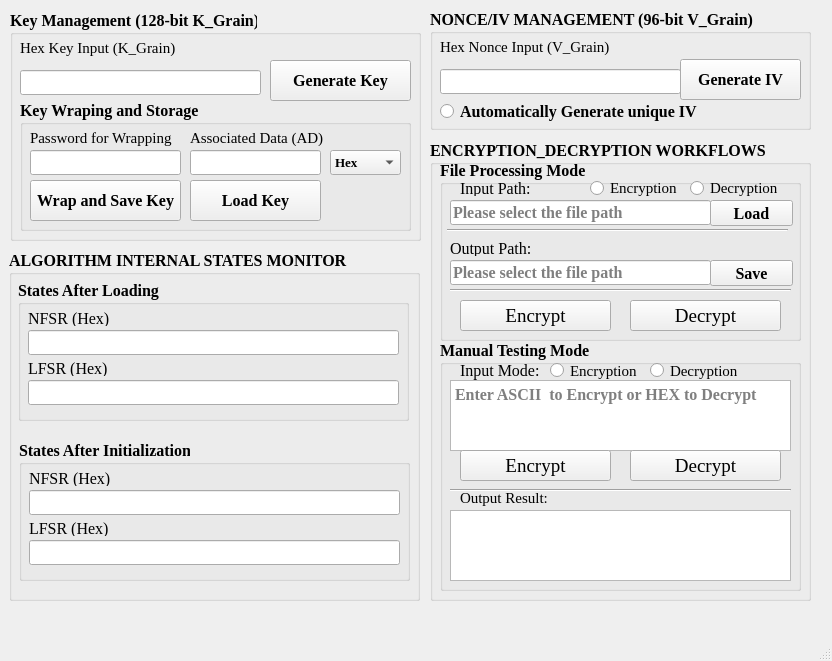
Before: the Qt Designer form grain_gui.ui in chenguan0613/Grain_128AEAD, drawn with Qt 5.
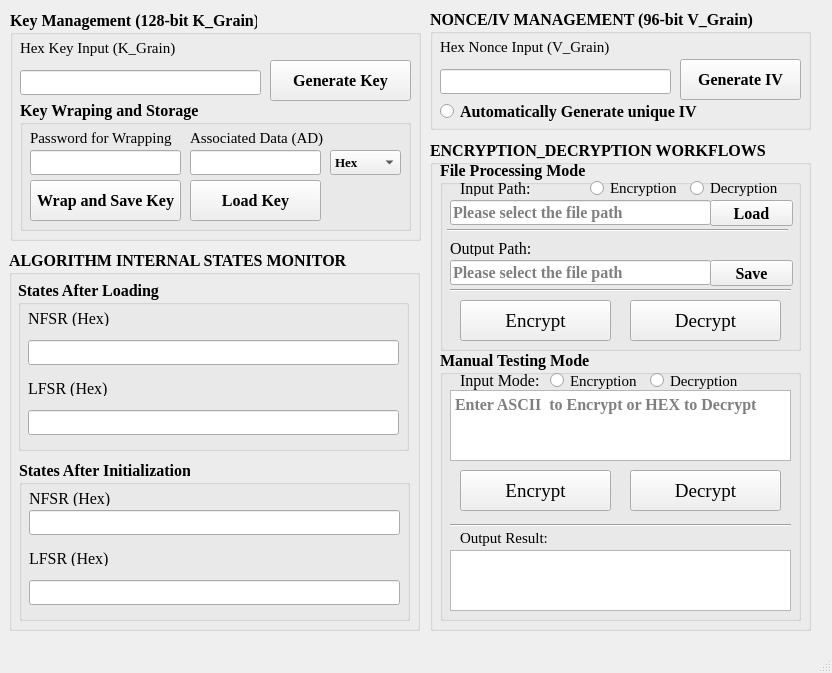
After: the same form once the commit is applied.

Patch:
```diff
--- a/grain_gui.ui
+++ b/grain_gui.ui
@@ -7,7 +7,7 @@
     <x>0</x>
     <y>0</y>
     <width>832</width>
-    <height>661</height>
+    <height>673</height>
    </rect>
   </property>
   <property name="windowTitle">
@@ -245,7 +245,7 @@
       <x>9</x>
       <y>250</y>
       <width>411</width>
-      <height>351</height>
+      <height>381</height>
      </rect>
     </property>
     <property name="font">
@@ -264,7 +264,7 @@
        <x>9</x>
        <y>30</y>
        <width>391</width>
-       <height>141</height>
+       <height>171</height>
       </rect>
      </property>
      <property name="title">
@@ -274,7 +274,7 @@
       <property name="geometry">
        <rect>
         <x>10</x>
-        <y>80</y>
+        <y>100</y>
         <width>91</width>
         <height>16</height>
        </rect>
@@ -295,7 +295,7 @@
       <property name="geometry">
        <rect>
         <x>10</x>
-        <y>100</y>
+        <y>130</y>
         <width>371</width>
         <height>25</height>
        </rect>
@@ -326,7 +326,7 @@
       <property name="geometry">
        <rect>
         <x>10</x>
-        <y>50</y>
+        <y>60</y>
         <width>371</width>
         <height>25</height>
        </rect>
@@ -337,9 +337,9 @@
      <property name="geometry">
       <rect>
        <x>10</x>
-       <y>190</y>
+       <y>210</y>
        <width>391</width>
-       <height>141</height>
+       <height>161</height>
       </rect>
      </property>
      <property name="title">
@@ -349,7 +349,7 @@
       <property name="geometry">
        <rect>
         <x>10</x>
-        <y>80</y>
+        <y>90</y>
         <width>91</width>
         <height>16</height>
        </rect>
@@ -370,7 +370,7 @@
       <property name="geometry">
        <rect>
         <x>10</x>
-        <y>100</y>
+        <y>120</y>
         <width>371</width>
         <height>25</height>
        </rect>
@@ -415,7 +415,7 @@
       <x>430</x>
       <y>140</y>
       <width>381</width>
-      <height>461</height>
+      <height>491</height>
      </rect>
     </property>
     <property name="font">
@@ -434,7 +434,7 @@
        <x>10</x>
        <y>20</y>
        <width>361</width>
-       <height>181</height>
+       <height>191</height>
       </rect>
      </property>
      <property name="title">
@@ -620,7 +620,7 @@
         <x>20</x>
         <y>140</y>
         <width>151</width>
-        <height>31</height>
+        <height>41</height>
        </rect>
       </property>
       <property name="font">
@@ -640,7 +640,7 @@
         <x>190</x>
         <y>140</y>
         <width>151</width>
-        <height>31</height>
+        <height>41</height>
        </rect>
       </property>
       <property name="font">
@@ -659,9 +659,9 @@
      <property name="geometry">
       <rect>
        <x>10</x>
-       <y>200</y>
+       <y>210</y>
        <width>361</width>
-       <height>251</height>
+       <height>271</height>
       </rect>
      </property>
      <property name="title">
@@ -754,9 +754,9 @@
       <property name="geometry">
        <rect>
         <x>20</x>
-        <y>110</y>
+        <y>120</y>
         <width>151</width>
-        <height>31</height>
+        <height>41</height>
        </rect>
       </property>
       <property name="font">
@@ -774,9 +774,9 @@
       <property name="geometry">
        <rect>
         <x>190</x>
-        <y>110</y>
+        <y>120</y>
         <width>151</width>
-        <height>31</height>
+        <height>41</height>
        </rect>
       </property>
       <property name="font">
@@ -794,7 +794,7 @@
       <property name="geometry">
        <rect>
         <x>20</x>
-        <y>150</y>
+        <y>180</y>
         <width>141</width>
         <height>16</height>
        </rect>
@@ -814,9 +814,9 @@
       <property name="geometry">
        <rect>
         <x>10</x>
-        <y>170</y>
+        <y>200</y>
         <width>341</width>
-        <height>71</height>
+        <height>61</height>
        </rect>
       </property>
       <property name="placeholderText">
@@ -827,9 +827,9 @@
       <property name="geometry">
        <rect>
         <x>10</x>
-        <y>140</y>
+        <y>160</y>
         <width>341</width>
-        <height>20</height>
+        <height>31</height>
        </rect>
       </property>
       <property name="orientation">
@@ -883,7 +883,7 @@
       <rect>
        <x>10</x>
        <y>60</y>
-       <width>241</width>
+       <width>231</width>
        <height>25</height>
       </rect>
      </property>
```
